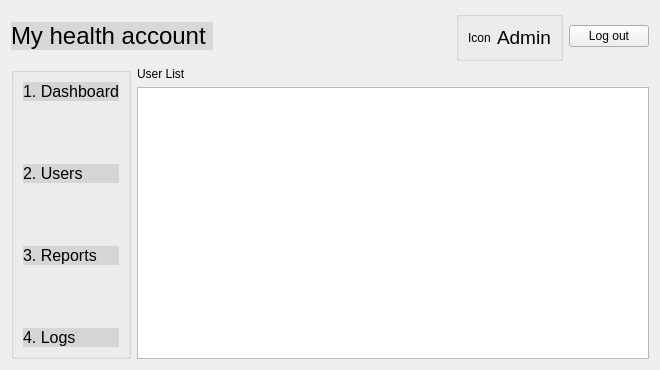
This is adminusers.ui in Darijan444/COV-19-Desktop_App as Qt 5 draws it before an edit. The edited form follows.
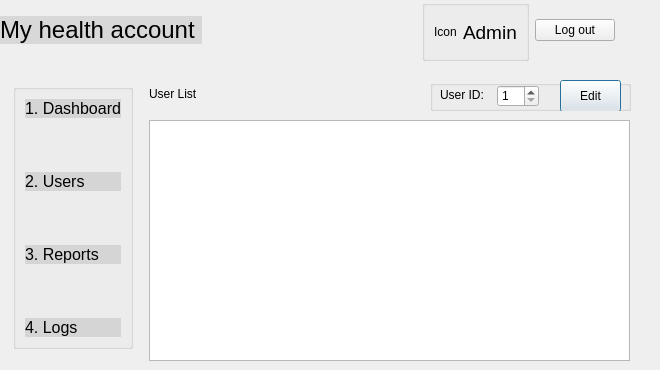
This is the edited form.

Commit message: Updated user&admin functions

```diff
--- a/adminusers.ui
+++ b/adminusers.ui
@@ -13,8 +13,67 @@
   <property name="windowTitle">
    <string>Dialog</string>
   </property>
-  <layout class="QVBoxLayout" name="verticalLayout_2">
-   <item>
+  <widget class="QGroupBox" name="groupBox">
+   <property name="geometry">
+    <rect>
+     <x>430</x>
+     <y>80</y>
+     <width>201</width>
+     <height>31</height>
+    </rect>
+   </property>
+   <property name="title">
+    <string/>
+   </property>
+   <widget class="QLabel" name="label">
+    <property name="geometry">
+     <rect>
+      <x>10</x>
+      <y>7</y>
+      <width>58</width>
+      <height>16</height>
+     </rect>
+    </property>
+    <property name="text">
+     <string>User ID:</string>
+    </property>
+   </widget>
+   <widget class="QSpinBox" name="spinBoxUserID">
+    <property name="geometry">
+     <rect>
+      <x>67</x>
+      <y>5</y>
+      <width>42</width>
+      <height>22</height>
+     </rect>
+    </property>
+    <property name="minimum">
+     <number>1</number>
+    </property>
+   </widget>
+   <widget class="QPushButton" name="pushButtonEdit">
+    <property name="geometry">
+     <rect>
+      <x>130</x>
+      <y>0</y>
+      <width>61</width>
+      <height>32</height>
+     </rect>
+    </property>
+    <property name="text">
+     <string>Edit</string>
+    </property>
+   </widget>
+  </widget>
+  <widget class="QWidget" name="layoutWidget">
+   <property name="geometry">
+    <rect>
+     <x>0</x>
+     <y>0</y>
+     <width>615</width>
+     <height>61</height>
+    </rect>
+   </property>
     <layout class="QHBoxLayout" name="horizontalLayout_3">
      <item>
       <widget class="QPushButton" name="pushButtonMyHealthAccount">
@@ -93,11 +152,16 @@
       </widget>
      </item>
     </layout>
-   </item>
-   <item>
-    <layout class="QGridLayout" name="gridLayout">
-     <item row="0" column="0" rowspan="2">
+  </widget>
       <widget class="QGroupBox" name="groupBox_2">
+   <property name="geometry">
+    <rect>
+     <x>13</x>
+     <y>84</y>
+     <width>120</width>
+     <height>265</height>
+    </rect>
+   </property>
        <property name="title">
         <string/>
        </property>
@@ -235,9 +299,25 @@
         </item>
        </layout>
       </widget>
-     </item>
-     <item row="0" column="1">
+  <widget class="QTableView" name="tableView">
+   <property name="geometry">
+    <rect>
+     <x>149</x>
+     <y>120</y>
+     <width>481</width>
+     <height>241</height>
+    </rect>
+   </property>
+  </widget>
       <widget class="QLabel" name="labelUserList_2">
+   <property name="geometry">
+    <rect>
+     <x>149</x>
+     <y>84</y>
+     <width>62</width>
+     <height>19</height>
+    </rect>
+   </property>
        <property name="styleSheet">
         <string notr="true">font: 16pt &quot;.AppleSystemUIFont&quot;;</string>
        </property>
@@ -245,13 +325,6 @@
         <string>User List</string>
        </property>
       </widget>
-     </item>
-     <item row="1" column="1">
-      <widget class="QTableView" name="tableView"/>
-     </item>
-    </layout>
-   </item>
-  </layout>
  </widget>
  <resources/>
  <connections/>
```
Lines whose indentation alone changed are shown as unchanged. The commit also changes 62 other files.
